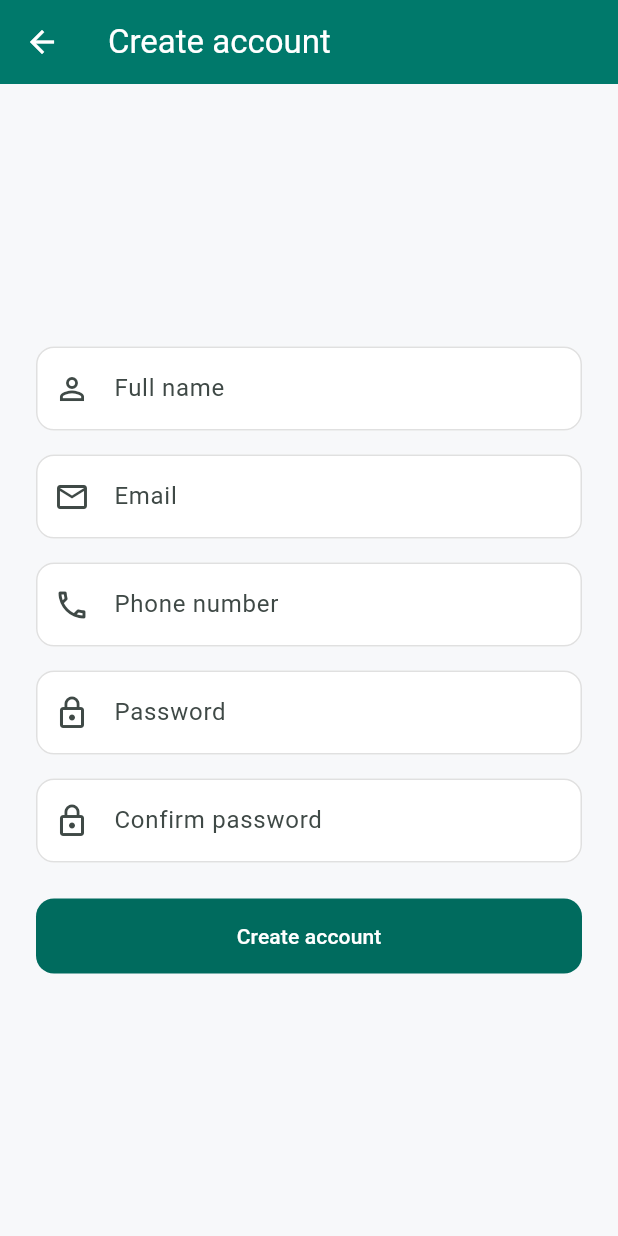
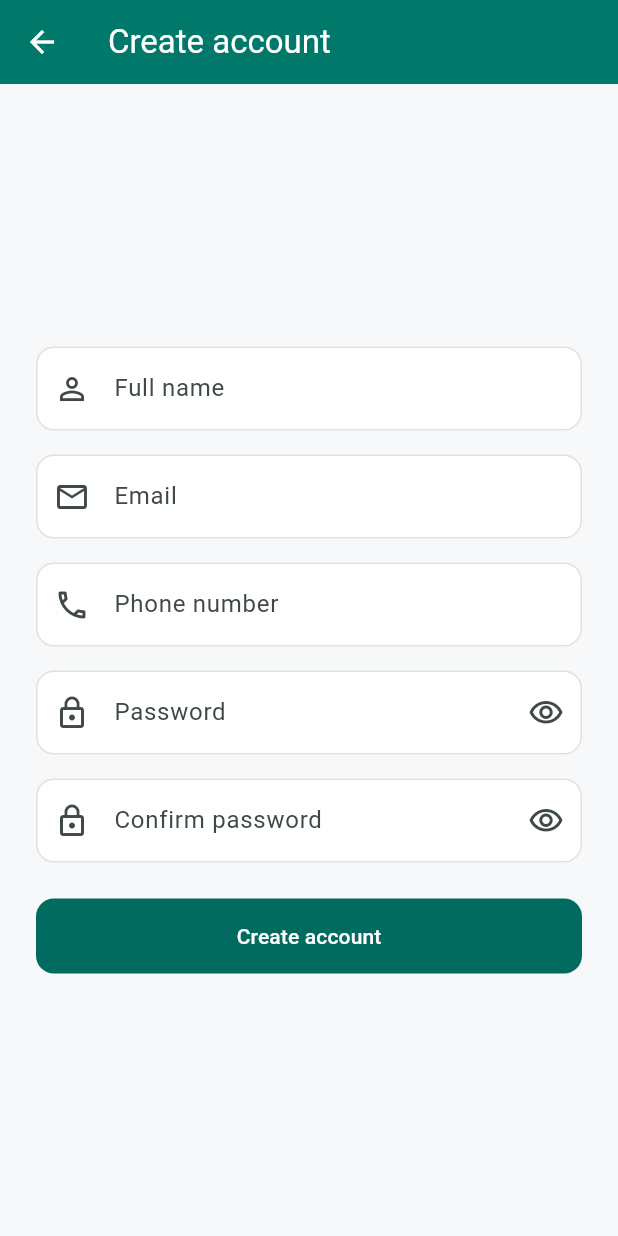
Before and after one commit to PhonlawatThaenthong/tourist-booking-application, a Flutter app: the RegisterScreen screen opened directly, on a phone screen of 412 x 824 dp. Run offline on Flutter 3.47's test engine with Material 3 defaults, Android fonts, the phone set to English and light mode, and no system bars; our stand-ins replace flutter_bloc, image_picker, shared_preferences; accounts and stored records are empty.

Commit message:
add icon eyes in register page

```diff
--- a/lib/data/mock_data.dart
+++ b/lib/data/mock_data.dart
@@ -195,7 +195,7 @@ class MockData {
       Booking(
         id: 'b-1001',
         roomId: 'r-205',
-        roomName: 'Deluxe Sea View 205',
+        roomName: 'P2',
         customerId: 'u-cust',
         customerName: 'Jane Customer',
         checkIn: DateTime(now.year, now.month, now.day + 3),
@@ -209,7 +209,7 @@ class MockData {
       Booking(
         id: 'b-1002',
         roomId: 'r-310',
-        roomName: 'Executive Suite 310',
+        roomName: 'P3',
         customerId: 'u-cust',
         customerName: 'Jane Customer',
         checkIn: DateTime(now.year, now.month, now.day + 10),
--- a/lib/screens/auth/register_screen.dart
+++ b/lib/screens/auth/register_screen.dart
@@ -21,6 +21,8 @@ class _RegisterScreenState extends State<RegisterScreen> {
   final _confirmCtrl = TextEditingController();
   bool _loading = false;
   String? _error;
+  bool _obscurePassword = true;
+  bool _obscureConfirm = true;
 
   @override
   void dispose() {
@@ -109,10 +111,20 @@ class _RegisterScreenState extends State<RegisterScreen> {
                     const SizedBox(height: 16),
                     TextFormField(
                       controller: _passwordCtrl,
-                      obscureText: true,
-                      decoration: const InputDecoration(
+                      obscureText: _obscurePassword,
+                      decoration: InputDecoration(
                         labelText: 'Password',
-                        prefixIcon: Icon(Icons.lock_outline),
+                        prefixIcon: const Icon(Icons.lock_outline),
+                        suffixIcon: IconButton(
+                          icon: Icon(_obscurePassword
+                              ? Icons.visibility_outlined
+                              : Icons.visibility_off_outlined),
+                          tooltip: _obscurePassword
+                              ? 'Show password'
+                              : 'Hide password',
+                          onPressed: () => setState(
+                              () => _obscurePassword = !_obscurePassword),
+                        ),
                       ),
                       validator: (v) => (v == null || v.length < 6)
                           ? 'At least 6 characters'
@@ -121,10 +133,20 @@ class _RegisterScreenState extends State<RegisterScreen> {
                     const SizedBox(height: 16),
                     TextFormField(
                       controller: _confirmCtrl,
-                      obscureText: true,
-                      decoration: const InputDecoration(
+                      obscureText: _obscureConfirm,
+                      decoration: InputDecoration(
                         labelText: 'Confirm password',
-                        prefixIcon: Icon(Icons.lock_outline),
+                        prefixIcon: const Icon(Icons.lock_outline),
+                        suffixIcon: IconButton(
+                          icon: Icon(_obscureConfirm
+                              ? Icons.visibility_outlined
+                              : Icons.visibility_off_outlined),
+                          tooltip: _obscureConfirm
+                              ? 'Show password'
+                              : 'Hide password',
+                          onPressed: () => setState(
+                              () => _obscureConfirm = !_obscureConfirm),
+                        ),
                       ),
                       validator: (v) => (v != _passwordCtrl.text)
                           ? 'Passwords do not match'
```
Also changed, not shown: lib/screens/admin/booking_calendar_screen.dart (+43 -6 lines).
